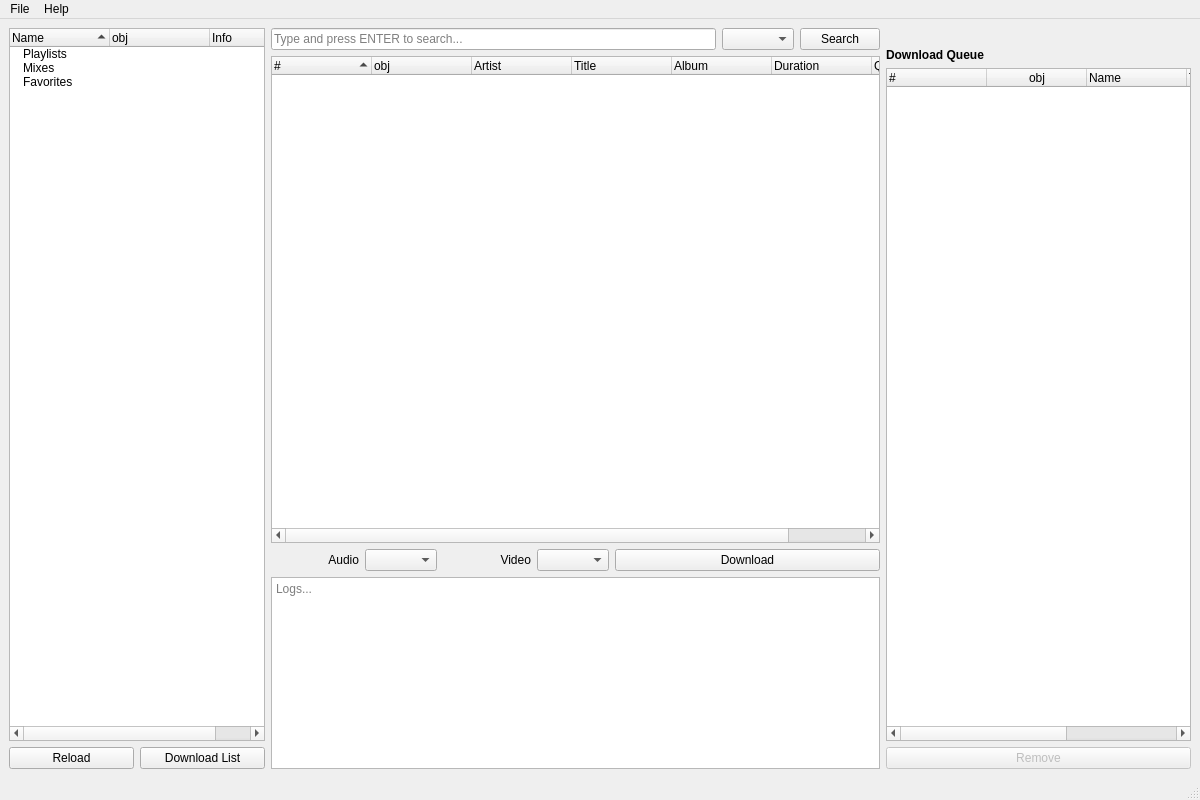
exislow/tidal-dl-ng, file tidal_dl_ng/ui/main.ui: the form before one commit.
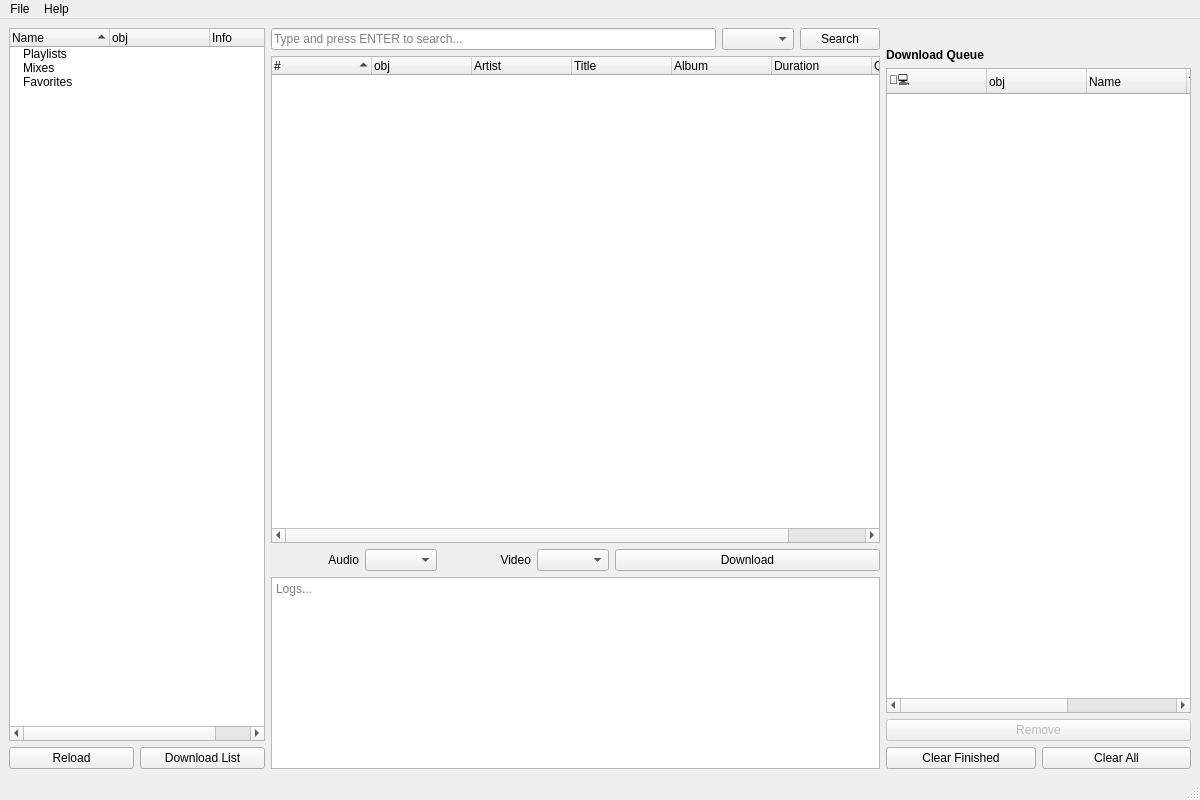
The form after the commit. Icons and pictures are not drawn.

Commit message: ✨ Can remove all queue items and finished queue items.

Patch:
```diff
--- a/tidal_dl_ng/ui/main.ui
+++ b/tidal_dl_ng/ui/main.ui
@@ -591,7 +591,7 @@
          </widget>
         </item>
         <item>
-         <widget class="QTableWidget" name="ta_queue_dl">
+         <widget class="QTreeWidget" name="tr_queue_download">
           <property name="editTriggers">
            <set>QAbstractItemView::NoEditTriggers</set>
           </property>
@@ -610,18 +610,27 @@
           <property name="selectionBehavior">
            <enum>QAbstractItemView::SelectRows</enum>
           </property>
+          <property name="rootIsDecorated">
+           <bool>false</bool>
+          </property>
+          <property name="itemsExpandable">
+           <bool>false</bool>
+          </property>
           <property name="sortingEnabled">
-           <bool>true</bool>
+           <bool>false</bool>
           </property>
-          <attribute name="verticalHeaderShowSortIndicator" stdset="0">
-           <bool>true</bool>
+          <property name="expandsOnDoubleClick">
+           <bool>false</bool>
+          </property>
+          <attribute name="headerShowSortIndicator" stdset="0">
+           <bool>false</bool>
+          </attribute>
+          <attribute name="headerStretchLastSection">
+           <bool>false</bool>
           </attribute>
           <column>
            <property name="text">
-            <string>#</string>
-           </property>
-           <property name="textAlignment">
-            <set>AlignLeading|AlignVCenter</set>
+            <string>🧑‍💻️</string>
            </property>
           </column>
           <column>
@@ -633,25 +642,16 @@
            <property name="text">
             <string>Name</string>
            </property>
-           <property name="textAlignment">
-            <set>AlignLeading|AlignVCenter</set>
-           </property>
           </column>
           <column>
            <property name="text">
             <string>Type</string>
            </property>
-           <property name="textAlignment">
-            <set>AlignLeading|AlignVCenter</set>
-           </property>
           </column>
           <column>
            <property name="text">
             <string>Quality</string>
            </property>
-           <property name="textAlignment">
-            <set>AlignLeading|AlignVCenter</set>
-           </property>
           </column>
          </widget>
         </item>
@@ -665,6 +665,24 @@
           </property>
          </widget>
         </item>
+        <item>
+         <layout class="QHBoxLayout" name="horizontalLayout_3">
+          <item>
+           <widget class="QPushButton" name="pb_clear_finished">
+            <property name="text">
+             <string>Clear Finished</string>
+            </property>
+           </widget>
+          </item>
+          <item>
+           <widget class="QPushButton" name="pb_clear_all">
+            <property name="text">
+             <string>Clear All</string>
+            </property>
+           </widget>
+          </item>
+         </layout>
+        </item>
        </layout>
       </item>
      </layout>
```
Left out of the diff: 6 changed lines with no effect on the pictures. The commit also changes 4 other files.
